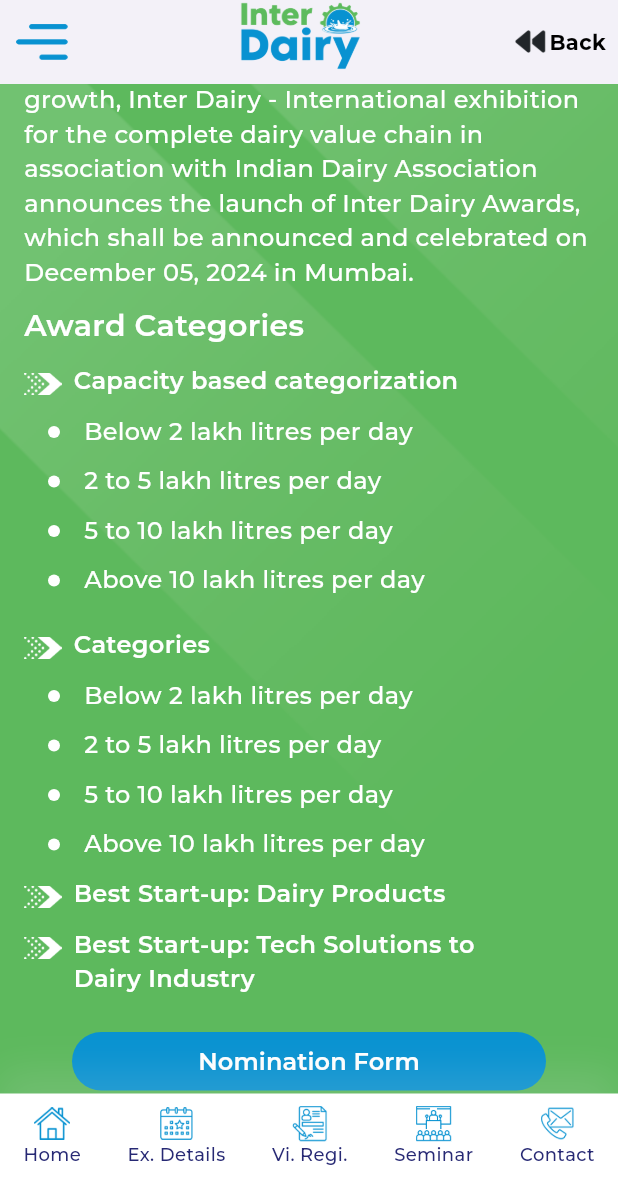
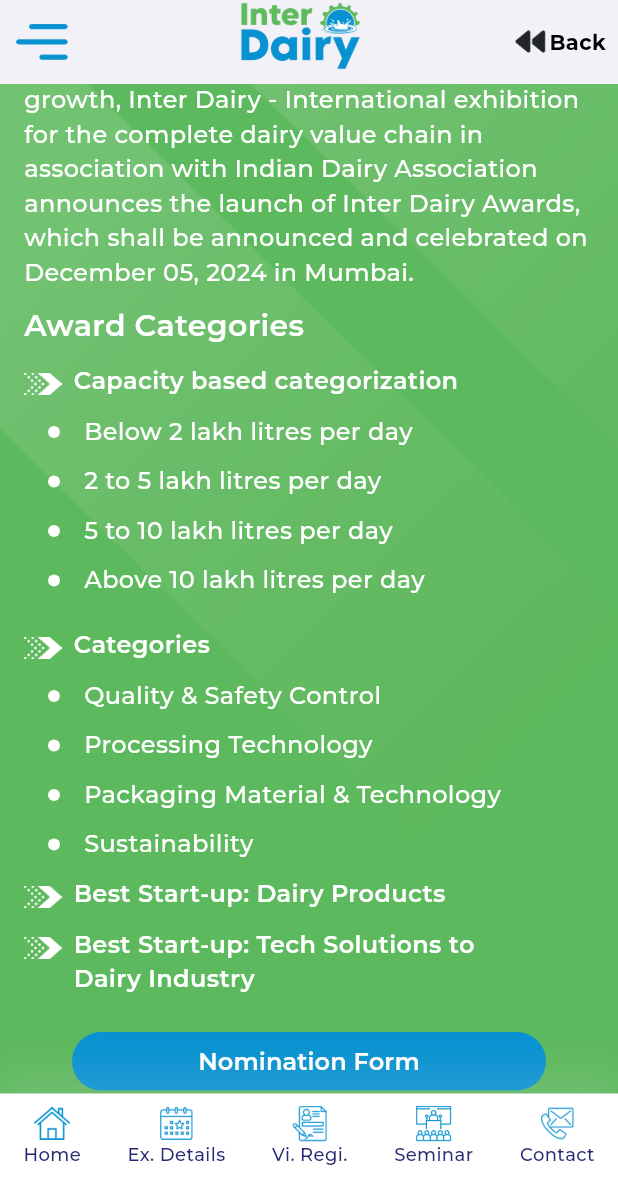
Before and after one commit to satyendrababu/inter_dairy, a Flutter app: the AwardScreen screen opened by its route, scrolled down 576 dp, on a phone screen of 412 x 824 dp. Shown: the top 1204 px of the screen. Run offline on Flutter 3.47's test engine with Material 3 defaults, Android fonts, the light colour scheme and no system bars; our stand-ins replace google_maps_flutter, shared_preferences, webview_flutter; missing offline and left inert: flutter_pdfview, syncfusion_flutter_pdfviewer; accounts and stored records are empty; project files that could hold a hidden picture were left out.

Commit message:
New changes done

```diff
--- a/lib/screens/awards/AwardBody.dart
+++ b/lib/screens/awards/AwardBody.dart
@@ -85,13 +85,13 @@
                   padding: EdgeInsets.only(left: 16.0),
                   child: Column(
                     children: [
-                      BulletText(text: 'Below 2 lakh litres per day'),
+                      BulletText(text: 'Quality & Safety Control'),
                       SizedBox(height: 10),
-                      BulletText(text: '2 to 5 lakh litres per day'),
+                      BulletText(text: 'Processing Technology'),
                       SizedBox(height: 10),
-                      BulletText(text: '5 to 10 lakh litres per day'),
+                      BulletText(text: 'Packaging Material & Technology'),
                       SizedBox(height: 10),
-                      BulletText(text: 'Above 10 lakh litres per day'),
+                      BulletText(text: 'Sustainability'),
                       SizedBox(height: 10),
                     ],
                   ),
--- a/lib/screens/widgets/CustomBottomNavBar.dart
+++ b/lib/screens/widgets/CustomBottomNavBar.dart
@@ -20,7 +20,8 @@
   @override
   Widget build(BuildContext context) {
     return Container(
-      height: 95,
+      height: 95, ///For IOS
+      //height: 60, ///For Android
       padding: const EdgeInsets.symmetric(vertical: 8),
       decoration: BoxDecoration(
         color: Colors.white,
```
Also changed, not shown: lib/screens/home/HomeBody.dart (+31 -0 lines), lib/screens/organising_committee/organising_committee_body.dart (+27 -5 lines), lib/screens/venue/VenueBody.dart (+6 -6 lines), pubspec.lock.
